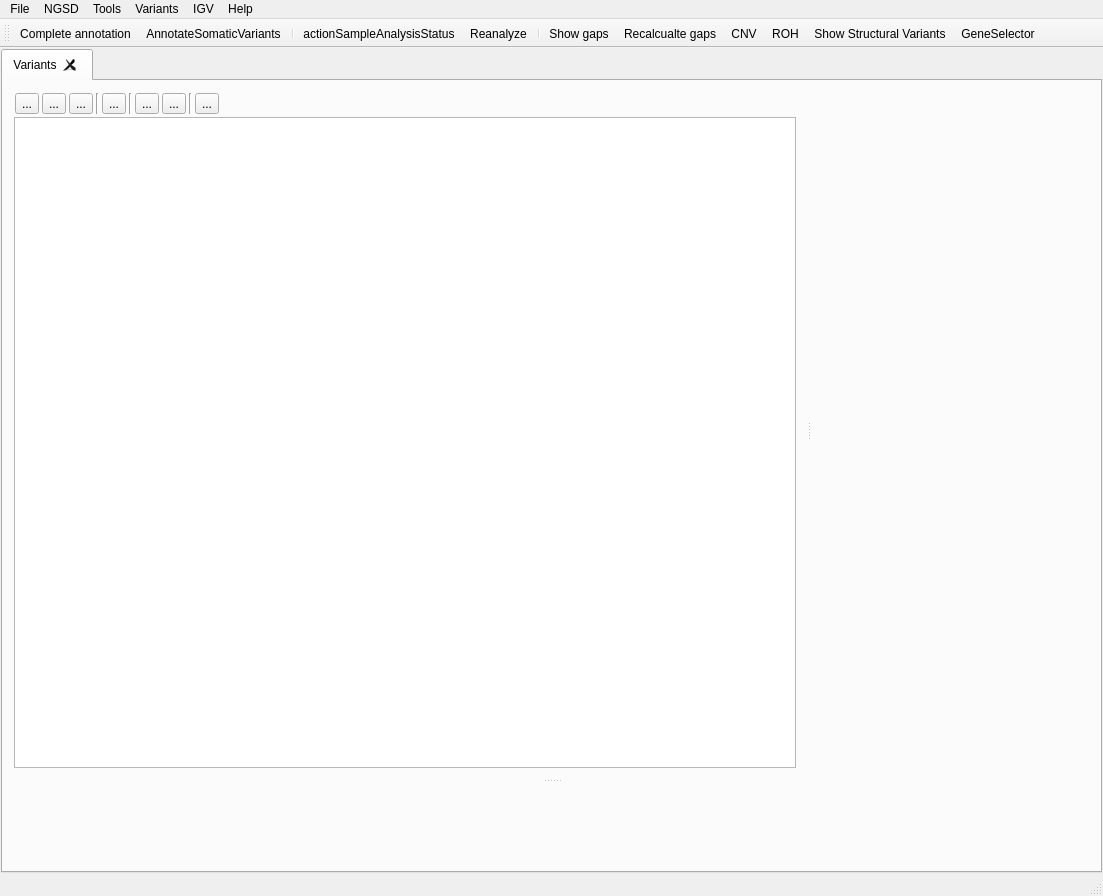
This is src/GSvar/MainWindow.ui in imgag/ngs-bits as Qt 5 draws it before an edit. The edited form follows.
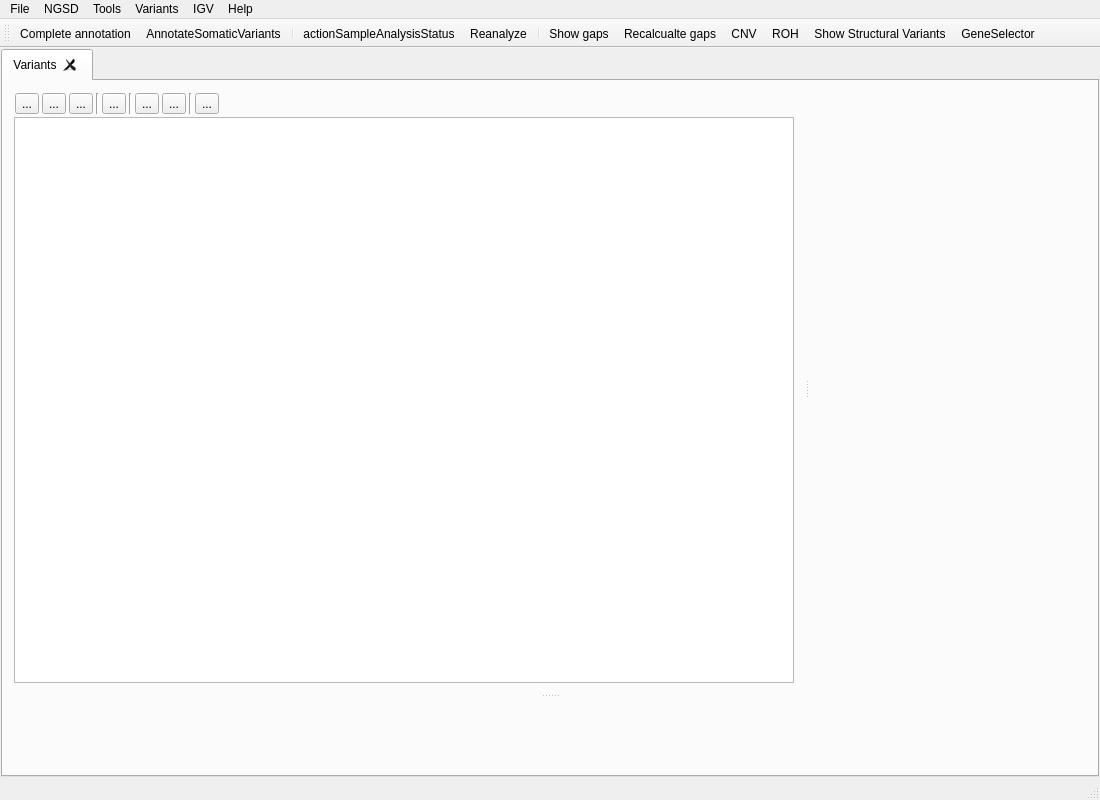
This is the edited form. Icons and pictures are not drawn. Custom widgets are drawn as their Qt base class.

Commit message: GSvar: using OrphaNet data in gene tab and to generate gene lists

```diff
--- a/src/GSvar/MainWindow.ui
+++ b/src/GSvar/MainWindow.ui
@@ -6,8 +6,8 @@
    <rect>
     <x>0</x>
     <y>0</y>
-    <width>1103</width>
-    <height>896</height>
+    <width>1100</width>
+    <height>800</height>
    </rect>
   </property>
   <property name="acceptDrops">
@@ -319,7 +319,7 @@
     <rect>
      <x>0</x>
      <y>0</y>
-     <width>1103</width>
+     <width>1100</width>
      <height>21</height>
     </rect>
    </property>
```
The commit also changes 7 other files.
